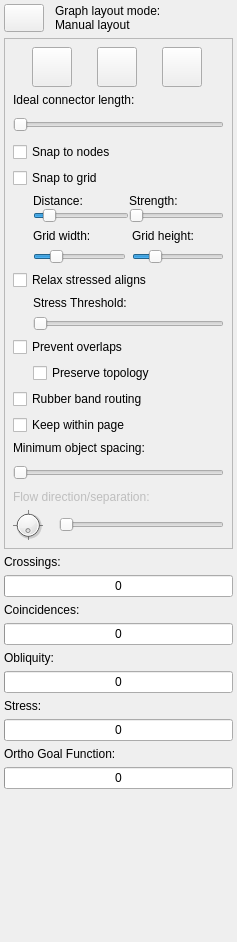
First picture: the form in libdunnartcanvas/ui/LayoutProperties.ui, repository skieffer/ortho, before the edit.
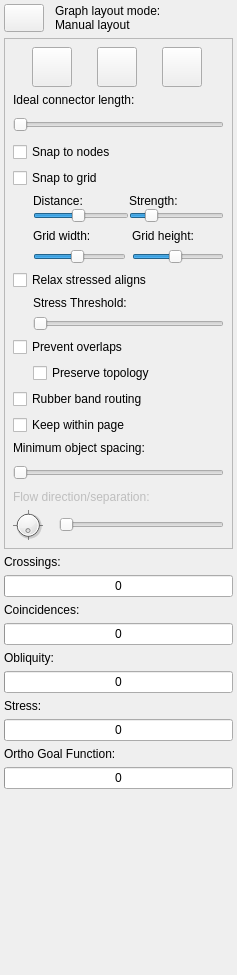
Second picture: the form after the edit. Icons and pictures are not drawn.

Commit message: debugging crossing detection...

Diff of the .ui file:
```diff
--- a/libdunnartcanvas/ui/LayoutProperties.ui
+++ b/libdunnartcanvas/ui/LayoutProperties.ui
@@ -7,7 +7,7 @@
     <x>0</x>
     <y>0</y>
     <width>237</width>
-    <height>942</height>
+    <height>975</height>
    </rect>
   </property>
   <property name="sizePolicy">
@@ -19,7 +19,7 @@
   <property name="minimumSize">
    <size>
     <width>237</width>
-    <height>933</height>
+    <height>975</height>
    </size>
   </property>
   <property name="allowedAreas">
@@ -396,7 +396,7 @@
                <number>5</number>
               </property>
               <property name="maximum">
-               <number>50</number>
+               <number>100</number>
               </property>
               <property name="singleStep">
                <number>1</number>
@@ -405,7 +405,7 @@
                <number>10</number>
               </property>
               <property name="value">
-               <number>10</number>
+               <number>50</number>
               </property>
               <property name="orientation">
                <enum>Qt::Horizontal</enum>
@@ -431,6 +431,9 @@
               <property name="maximum">
                <number>100</number>
               </property>
+              <property name="value">
+               <number>20</number>
+              </property>
               <property name="orientation">
                <enum>Qt::Horizontal</enum>
               </property>
@@ -469,7 +472,7 @@
                <number>50</number>
               </property>
               <property name="value">
-               <number>50</number>
+               <number>100</number>
               </property>
               <property name="orientation">
                <enum>Qt::Horizontal</enum>
@@ -502,7 +505,7 @@
                <number>50</number>
               </property>
               <property name="value">
-               <number>50</number>
+               <number>100</number>
               </property>
               <property name="orientation">
                <enum>Qt::Horizontal</enum>
```
The commit also changes 1 other file.
